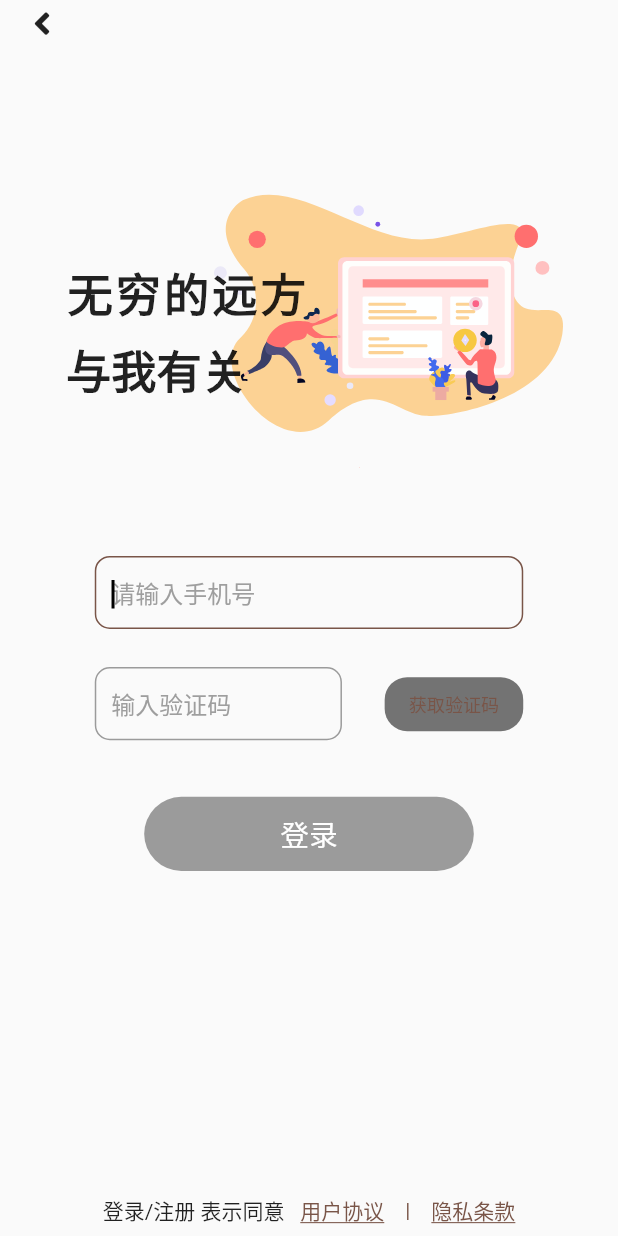
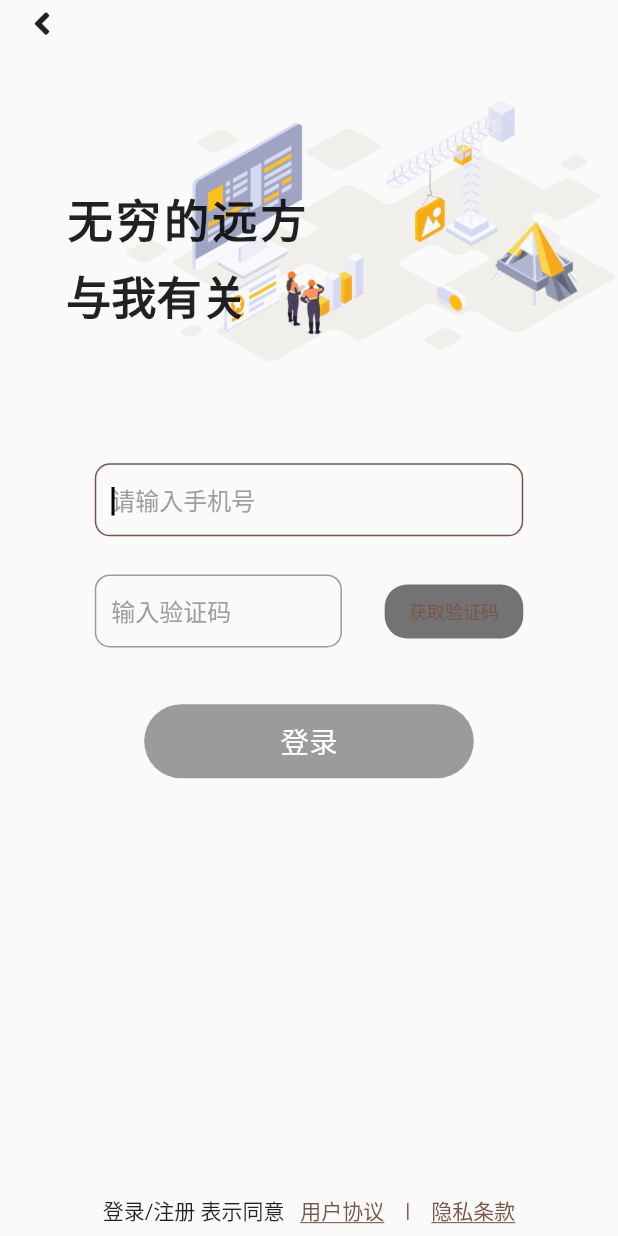
Before and after one commit to FrancisQiang/far_away_flutter, a Flutter app: the PhoneLoginPage screen opened directly, on a phone screen of 412 x 824 dp. Run offline on Flutter 3.47's test engine with Material 2 defaults, Android fonts, the phone set to English and light mode, and no system bars; our stand-ins replace cached_network_image, chewie, dio, extended_image, fluro, flutter_easyrefresh and 14 more; missing offline and left inert: link_previewer, multi_image_picker, tencent_kit, wechat_assets_picker; accounts and stored records are empty; network calls fail; Roboto replaces fonts that are missing (fzSimple); statements that could not run were skipped.

Commit message:
refactor: svg 更改

```diff
--- a/lib/page/login/phone_login_page.dart
+++ b/lib/page/login/phone_login_page.dart
@@ -36,21 +36,20 @@ class PhoneLoginPage extends StatelessWidget {
             Stack(
               children: [
                 Container(
-                  alignment: Alignment.bottomRight,
+                  // alignment: Alignment.bottomRight,
                   margin: EdgeInsets.only(
-                      left: ScreenUtil().setWidth(200)
+                      left: ScreenUtil().setWidth(150)
                   ),
-                  height: ScreenUtil().setHeight(550),
-                  width: ScreenUtil().setWidth(550),
-                  child: SvgPicture.asset(
-                    'assets/svg/login_back.svg',
-                  ),
+                  height: ScreenUtil().setHeight(400),
+                  width: ScreenUtil().setWidth(600),
+                  child: Image.asset(
+                    "assets/png/login_bg.png"
+                  )
                 ),
                 Container(
-                  height: ScreenUtil().setHeight(320),
-                  color: Colors.transparent,
+                  height: ScreenUtil().setHeight(180),
                   margin: EdgeInsets.only(
-                    top: ScreenUtil().setHeight(230),
+                    top: ScreenUtil().setHeight(150),
                     left: ScreenUtil().setWidth(80),
                   ),
                   child: Column(
@@ -87,6 +86,9 @@ class PhoneLoginPage extends StatelessWidget {
             ),
             Expanded(
               child: Container(
+                margin: EdgeInsets.only(
+                  top: ScreenUtil().setHeight(50)
+                ),
                 child: PhoneLoginForm(),
               ),
             )
```
Also changed, not shown: lib/page/main/main_page.dart (+28 -28 lines), assets/png/home_active.png (added), assets/png/login_bg.png (added), assets/png/message_active.png (added), assets/png/message_inactive.png (added), assets/png/profile_active.png (added), assets/png/profile_inactive.png (added).
